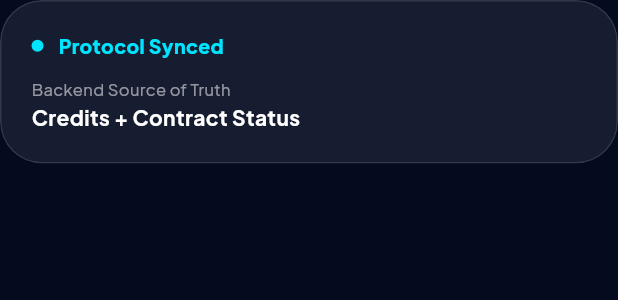
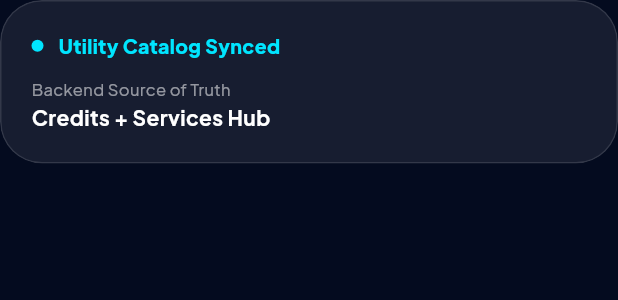
Before and after one commit to Bkzazzau1/pera_x_ui, a Flutter app: the _NetworkStatusWidget widget shown alone on an empty page, opened directly, on a phone screen of 412 x 824 dp. Shown: the top 300 px of the screen. Run offline on Flutter 3.47's test engine with Material 3 defaults, Android fonts, the phone set to English and light mode, and no system bars; our stand-ins replace file_picker, flutter_riverpod, go_router, google_fonts, shared_preferences; accounts and stored records are empty; network calls fail.

Commit message:
Add utility hub to app navigation

```diff
--- a/lib/shared/layout/main_shell.dart
+++ b/lib/shared/layout/main_shell.dart
@@ -331,7 +331,7 @@ class _NetworkStatusWidget extends StatelessWidget {
               _StatusDot(),
               SizedBox(width: 10),
               Text(
-                'Protocol Synced',
+                'Utility Catalog Synced',
                 style: TextStyle(
                   color: PeraXColors.cyan,
                   fontWeight: FontWeight.w900,
@@ -346,7 +346,7 @@ class _NetworkStatusWidget extends StatelessWidget {
             style: TextStyle(color: Colors.white54, fontSize: 11),
           ),
           Text(
-            'Credits + Contract Status',
+            'Credits + Services Hub',
             style: TextStyle(
               color: Colors.white,
               fontWeight: FontWeight.bold,
@@ -454,6 +454,12 @@ const _publicNavItems = [
     outlinedIcon: Icons.dashboard_outlined,
   ),
   _NavItem(
+    label: 'Utility',
+    path: '/utility',
+    icon: Icons.grid_view_rounded,
+    outlinedIcon: Icons.grid_view_outlined,
+  ),
+  _NavItem(
     label: 'Protocol',
     path: '/protocol',
     icon: Icons.verified_rounded,
```
